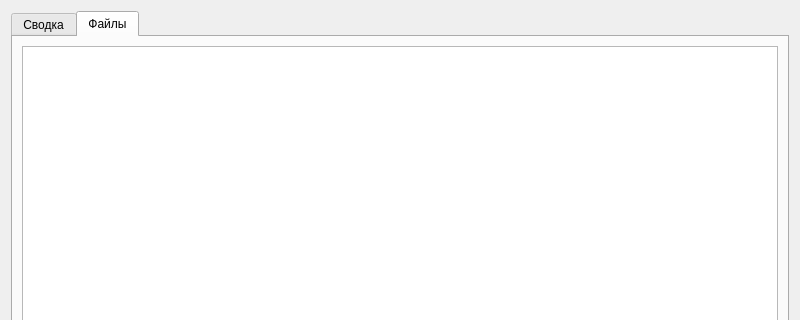
Above: mainwindow.ui from poordead/text_search before the change; both pictures show x 0 to 800 and y 0 to 320 of the 800 by 600 pixel window. Below: the same form after it.
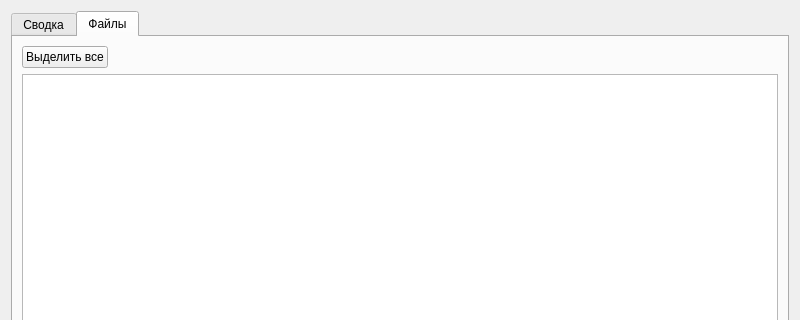
That is the form after the change. The open tabs and pages were chosen to show the change. Custom widgets are drawn as their Qt base class.

Commit message: Progress dialog with a cancel button Test data Select all functionality

What changed in the file:
```diff
--- a/mainwindow.ui
+++ b/mainwindow.ui
@@ -55,6 +55,13 @@
        <string>Файлы</string>
       </attribute>
       <layout class="QVBoxLayout" name="verticalLayout_2">
+       <item alignment="Qt::AlignmentFlag::AlignLeft">
+        <widget class="QPushButton" name="selectAll_btn">
+         <property name="text">
+          <string>Выделить все</string>
+         </property>
+        </widget>
+       </item>
        <item>
         <widget class="FilesView" name="foundFiles">
          <property name="sortingEnabled">
```
Left out of the diff: 3 changed lines with no effect on the pictures. The commit also changes 7 other files.
